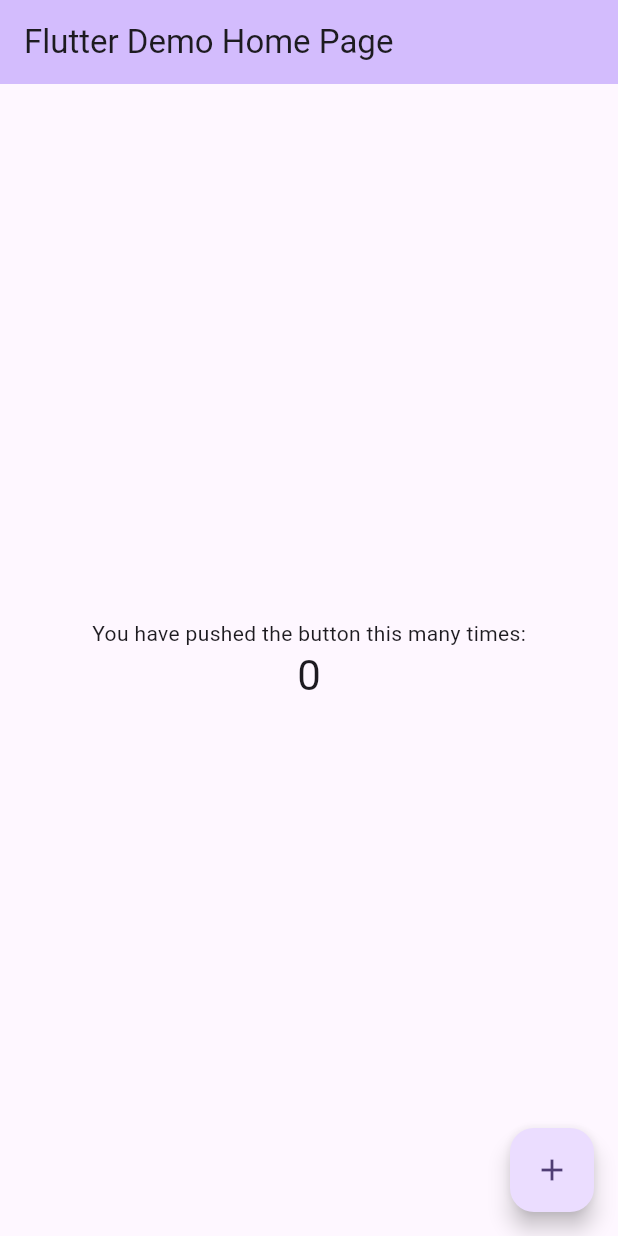
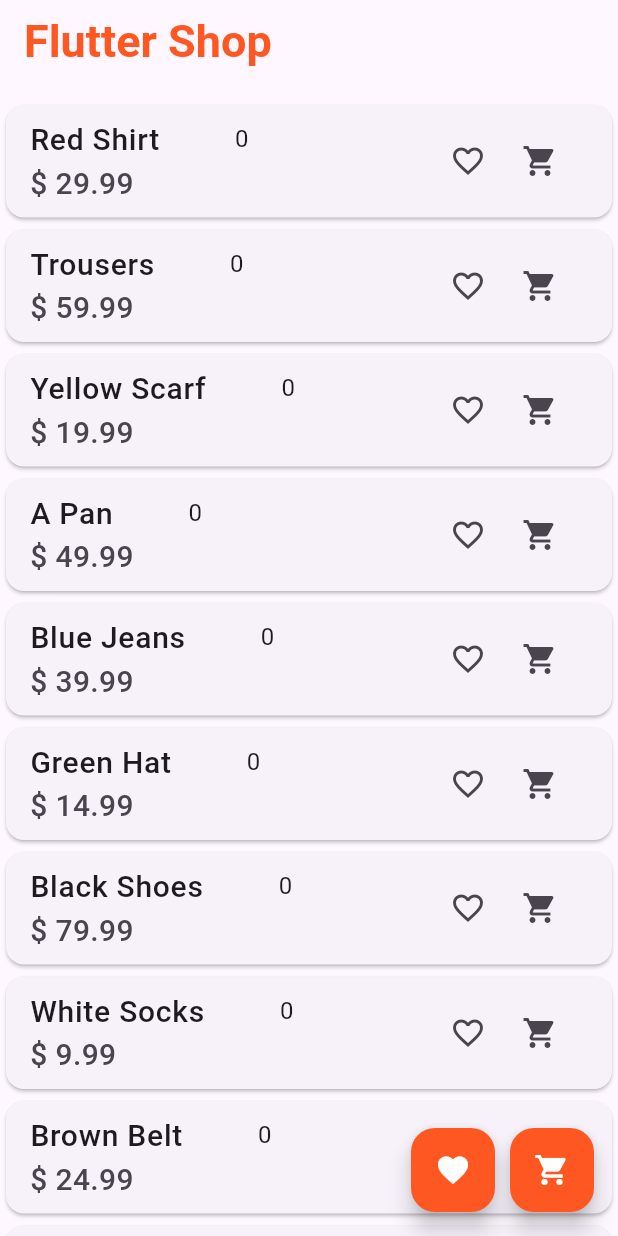
Before and after one commit to PathumDilhara/State-managemen-with-provider, a Flutter app: the screen it shows after launch, on a phone screen of 412 x 824 dp. Run offline on Flutter 3.47's test engine with Material 3 defaults, Android fonts, the phone set to English and light mode, and no system bars.

Commit message:
Product page UI

```diff
--- /dev/null
+++ b/lib/data/product_data.dart
@@ -0,0 +1,66 @@
+import 'package:f25_shopping_app_provider_package/models/product_model.dart';
+
+class ProductData{
+  final List<ProductModel> products = [
+    ProductModel(
+      id: 'p1',
+      title: 'Red Shirt',
+      price: 29.99,
+    ),
+    ProductModel(
+      id: 'p2',
+      title: 'Trousers',
+      price: 59.99,
+    ),
+    ProductModel(
+      id: 'p3',
+      title: 'Yellow Scarf',
+      price: 19.99,
+    ),
+    ProductModel(
+      id: 'p4',
+      title: 'A Pan',
+      price: 49.99,
+    ),
+    ProductModel(
+      id: 'p5',
+      title: 'Blue Jeans',
+      price: 39.99,
+    ),
+    ProductModel(
+      id: 'p6',
+      title: 'Green Hat',
+      price: 14.99,
+    ),
+    ProductModel(
+      id: 'p7',
+      title: 'Black Shoes',
+      price: 79.99,
+    ),
+    ProductModel(
+      id: 'p8',
+      title: 'White Socks',
+      price: 9.99,
+    ),
+    ProductModel(
+      id: 'p9',
+      title: 'Brown Belt',
+      price: 24.99,
+    ),
+    ProductModel(
+      id: 'p10',
+      title: 'Purple Jacket',
+      price: 89.99,
+    ),
+    ProductModel(
+      id: 'p11',
+      title: 'Orange Sweater',
+      price: 49.99,
+    ),
+    ProductModel(
+      id: 'p12',
+      title: 'Grey Shorts',
+      price: 34.99,
+    ),
+  ];
+}
--- a/lib/main.dart
+++ b/lib/main.dart
@@ -1,125 +1,18 @@
+import 'package:f25_shopping_app_provider_package/pages/product_page.dart';
 import 'package:flutter/material.dart';
 
-void main() {
+void main(){
   runApp(const MyApp());
 }
 
 class MyApp extends StatelessWidget {
   const MyApp({super.key});
 
-  // This widget is the root of your application.
   @override
   Widget build(BuildContext context) {
     return MaterialApp(
-      title: 'Flutter Demo',
-      theme: ThemeData(
-        // This is the theme of your application.
-        //
-        // TRY THIS: Try running your application with "flutter run". You'll see
-        // the application has a purple toolbar. Then, without quitting the app,
-        // try changing the seedColor in the colorScheme below to Colors.green
-        // and then invoke "hot reload" (save your changes or press the "hot
-        // reload" button in a Flutter-supported IDE, or press "r" if you used
-        // the command line to start the app).
-        //
-        // Notice that the counter didn't reset back to zero; the application
-        // state is not lost during the reload. To reset the state, use hot
-        // restart instead.
-        //
-        // This works for code too, not just values: Most code changes can be
-        // tested with just a hot reload.
-        colorScheme: ColorScheme.fromSeed(seedColor: Colors.deepPurple),
-        useMaterial3: true,
-      ),
-      home: const MyHomePage(title: 'Flutter Demo Home Page'),
+      debugShowCheckedModeBanner: false,
+      home: ProductPage(),
     );
   }
 }
-
-class MyHomePage extends StatefulWidget {
-  const MyHomePage({super.key, required this.title});
-
-  // This widget is the home page of your application. It is stateful, meaning
-  // that it has a State object (defined below) that contains fields that affect
-  // how it looks.
-
-  // This class is the configuration for the state. It holds the values (in this
-  // case the title) provided by the parent (in this case the App widget) and
-  // used by the build method of the State. Fields in a Widget subclass are
-  // always marked "final".
-
-  final String title;
-
-  @override
-  State<MyHomePage> createState() => _MyHomePageState();
-}
-
-class _MyHomePageState extends State<MyHomePage> {
-  int _counter = 0;
-
-  void _incrementCounter() {
-    setState(() {
-      // This call to setState tells the Flutter framework that something has
-      // changed in this State, which causes it to rerun the build method below
-      // so that the display can reflect the updated values. If we changed
-      // _counter without calling setState(), then the build method would not be
-      // called again, and so nothing would appear to happen.
-      _counter++;
-    });
-  }
-
-  @override
-  Widget build(BuildContext context) {
-    // This method is rerun every time setState is called, for instance as done
-    // by the _incrementCounter method above.
-    //
-    // The Flutter framework has been optimized to make rerunning build methods
-    // fast, so that you can just rebuild anything that needs updating rather
-    // than having to individually change instances of widgets.
-    return Scaffold(
-      appBar: AppBar(
-        // TRY THIS: Try changing the color here to a specific color (to
-        // Colors.amber, perhaps?) and trigger a hot reload to see the AppBar
-        // change color while the other colors stay the same.
-        backgroundColor: Theme.of(context).colorScheme.inversePrimary,
-        // Here we take the value from the MyHomePage object that was created by
-        // the App.build method, and use it to set our appbar title.
-        title: Text(widget.title),
-      ),
-      body: Center(
-        // Center is a layout widget. It takes a single child and positions it
-        // in the middle of the parent.
-        child: Column(
-          // Column is also a layout widget. It takes a list of children and
-          // arranges them vertically. By default, it sizes itself to fit its
-          // children horizontally, and tries to be as tall as its parent.
-          //
-          // Column has various properties to control how it sizes itself and
-          // how it positions its children. Here we use mainAxisAlignment to
-          // center the children vertically; the main axis here is the vertical
-          // axis because Columns are vertical (the cross axis would be
-          // horizontal).
-          //
-          // TRY THIS: Invoke "debug painting" (choose the "Toggle Debug Paint"
-          // action in the IDE, or press "p" in the console), to see the
-          // wireframe for each widget.
-          mainAxisAlignment: MainAxisAlignment.center,
-          children: <Widget>[
-            const Text(
-              'You have pushed the button this many times:',
-            ),
-            Text(
-              '$_counter',
-              style: Theme.of(context).textTheme.headlineMedium,
-            ),
-          ],
-        ),
-      ),
-      floatingActionButton: FloatingActionButton(
-        onPressed: _incrementCounter,
-        tooltip: 'Increment',
-        child: const Icon(Icons.add),
-      ), // This trailing comma makes auto-formatting nicer for build methods.
-    );
-  }
-}
--- /dev/null
+++ b/lib/models/product_model.dart
@@ -0,0 +1,11 @@
+class ProductModel {
+  final String id;
+  final String title;
+  final double price;
+
+  ProductModel({
+    required this.id,
+    required this.title,
+    required this.price,
+  });
+}
--- /dev/null
+++ b/lib/pages/cart_page.dart
@@ -0,0 +1,21 @@
+import 'package:flutter/material.dart';
+
+class CartPage extends StatelessWidget {
+  const CartPage({super.key});
+
+  @override
+  Widget build(BuildContext context) {
+    return Scaffold(
+      appBar: AppBar(
+        title: const Text(
+          "Cart Page",
+          style: TextStyle(
+            fontSize: 30,
+            fontWeight: FontWeight.bold,
+            color: Colors.deepOrange,
+          ),
+        ),
+      ),
+    );
+  }
+}
--- /dev/null
+++ b/lib/pages/favourite_page.dart
@@ -0,0 +1,21 @@
+import 'package:flutter/material.dart';
+
+class FavouritePage extends StatelessWidget {
+  const FavouritePage({super.key});
+
+  @override
+  Widget build(BuildContext context) {
+    return Scaffold(
+      appBar: AppBar(
+        title: const Text(
+          "Favourite Page",
+          style: TextStyle(
+            fontSize: 30,
+            fontWeight: FontWeight.bold,
+            color: Colors.deepOrange,
+          ),
+        ),
+      ),
+    );
+  }
+}
--- /dev/null
+++ b/lib/pages/product_page.dart
@@ -0,0 +1,102 @@
+import 'package:f25_shopping_app_provider_package/data/product_data.dart';
+import 'package:f25_shopping_app_provider_package/models/product_model.dart';
+import 'package:f25_shopping_app_provider_package/pages/cart_page.dart';
+import 'package:f25_shopping_app_provider_package/pages/favourite_page.dart';
+import 'package:flutter/material.dart';
+
+class ProductPage extends StatelessWidget {
+  const ProductPage({super.key});
+
+  @override
+  Widget build(BuildContext context) {
+    final List<ProductModel> products = ProductData().products;
+    return Scaffold(
+      appBar: AppBar(
+        title: const Text(
+          "Flutter Shop",
+          style: TextStyle(
+            fontSize: 30,
+            fontWeight: FontWeight.bold,
+            color: Colors.deepOrange,
+          ),
+        ),
+      ),
+      floatingActionButton: Row(
+        mainAxisAlignment: MainAxisAlignment.end,
+        children: [
+          FloatingActionButton(
+            onPressed: () {
+              Navigator.push(context, MaterialPageRoute(builder: (context) => const FavouritePage(),));
+            },
+            backgroundColor: Colors.deepOrange,
+            child: const Icon(
+              Icons.favorite,
+              color: Colors.white,
+            ),
+          ),
+          const SizedBox(
+            width: 10,
+          ),
+          FloatingActionButton(
+            onPressed: () {
+              Navigator.push(context, MaterialPageRoute(builder: (context) => const CartPage(),));
+            },
+            backgroundColor: Colors.deepOrange,
+            child: const Icon(
+              Icons.shopping_cart,
+              color: Colors.white,
+            ),
+          ),
+        ],
+      ),
+      body: ListView.builder(
+        itemCount: products.length,
+        // physics: NeverScrollableScrollPhysics(),
+        shrinkWrap: true,
+        padding: const EdgeInsets.symmetric(vertical: 10),
+        itemBuilder: (context, index) {
+          final ProductModel product = products[index];
+          return Card(
+            child: ListTile(
+              title: Row(
+                children: [
+                  Text(
+                    product.title,
+                    style: const TextStyle(
+                        fontWeight: FontWeight.w500, fontSize: 20),
+                  ),
+                  const SizedBox(
+                    width: 50,
+                  ),
+                  // todo :fill this
+                  const Text("0"),
+                ],
+              ),
+              // tileColor: Colors.orangeAccent,
+              subtitle: Text(
+                "\$ ${product.price.toString()}",
+                style: const TextStyle(
+                  fontSize: 20,
+                  fontWeight: FontWeight.w500,
+                ),
+              ),
+              trailing: Row(
+                mainAxisSize: MainAxisSize.min,
+                children: [
+                  IconButton(
+                    onPressed: () {},
+                    icon: Icon(Icons.favorite_border),
+                  ),
+                  IconButton(
+                    onPressed: () {},
+                    icon: Icon(Icons.shopping_cart),
+                  ),
+                ],
+              ),
+            ),
+          );
+        },
+      ),
+    );
+  }
+}
--- a/pubspec.yaml
+++ b/pubspec.yaml
@@ -35,6 +35,7 @@ dependencies:
   # The following adds the Cupertino Icons font to your application.
   # Use with the CupertinoIcons class for iOS style icons.
   cupertino_icons: ^1.0.6
+  provider: ^6.1.2
 
 dev_dependencies:
   flutter_test:
```
Also changed, not shown: pubspec.lock.
